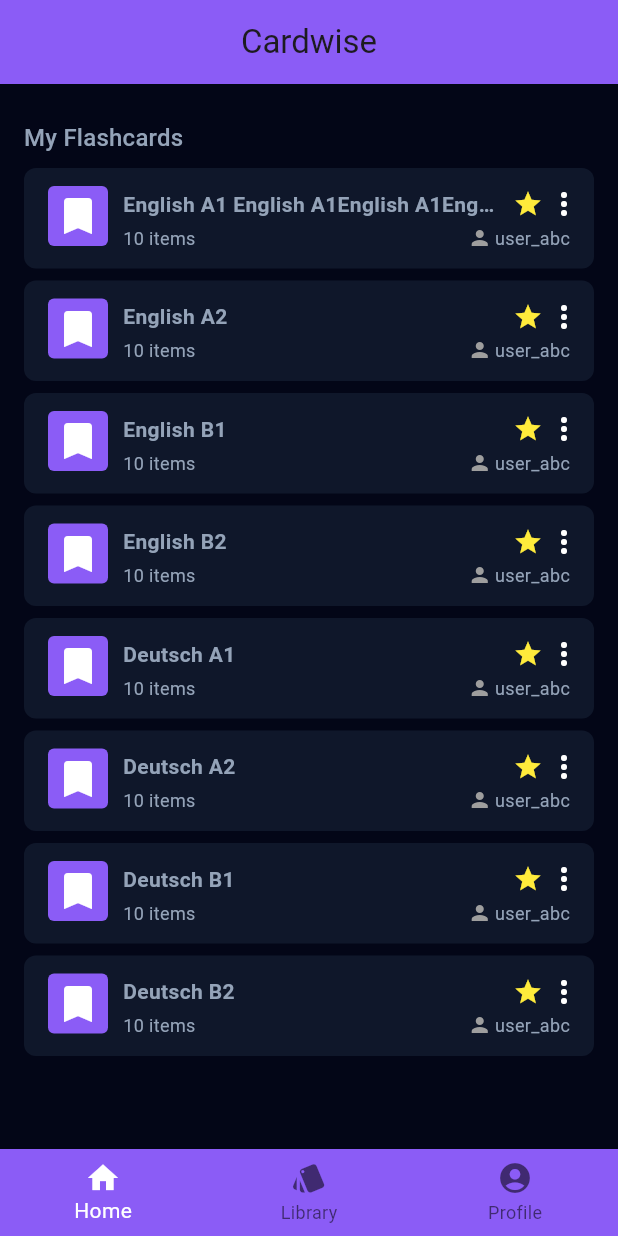
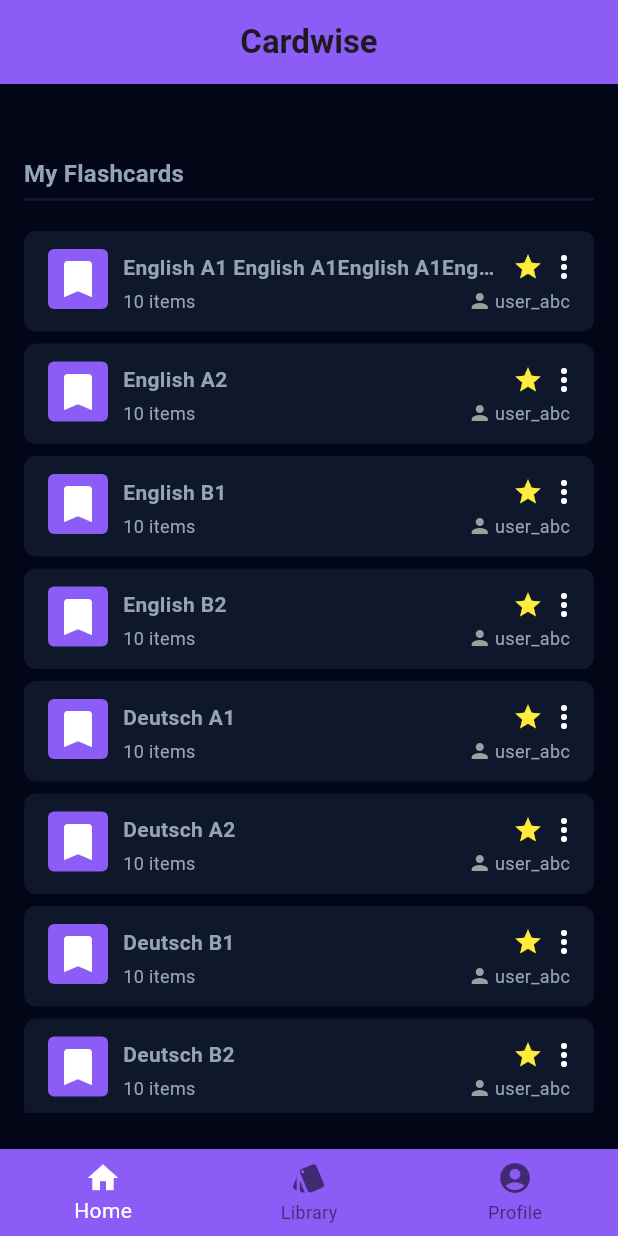
Before and after one commit to Samandriel/cardable-app, a Flutter app: the screen it shows after launch, on a phone screen of 412 x 824 dp. Run offline on Flutter 3.47's test engine with Material 3 defaults, Android fonts, the phone set to English and light mode, and no system bars.

Commit message:
add content and flashcard preview section to the detail page

```diff
--- a/lib/main.dart
+++ b/lib/main.dart
@@ -31,12 +31,15 @@ class MyApp extends StatelessWidget {
         textTheme: TextTheme(
           titleLarge: TextStyle(
             color: ThemeConfig.dark.bodyText,
+            fontWeight: FontWeight.w700,
           ),
           titleMedium: TextStyle(
             color: ThemeConfig.dark.bodyText,
+            fontWeight: FontWeight.w700,
           ),
           titleSmall: TextStyle(
             color: ThemeConfig.dark.bodyText,
+            fontWeight: FontWeight.w700,
           ),
           bodyLarge: TextStyle(
             color: ThemeConfig.dark.bodyText,
--- a/lib/widgets/section_header.dart
+++ b/lib/widgets/section_header.dart
@@ -10,6 +10,15 @@ class SectionHeader extends StatelessWidget {
     return Container(
       alignment: Alignment.centerLeft,
       padding: const EdgeInsets.only(bottom: 4.0),
+      margin: const EdgeInsets.only(top: 24.0, bottom: 16.0),
+      decoration: BoxDecoration(
+        border: Border(
+          bottom: BorderSide(
+            color: Theme.of(context).colorScheme.surfaceContainer,
+            width: 2.0,
+          ),
+        ),
+      ),
       child: Text(
         title,
         style: Theme.of(context).textTheme.titleMedium,
```
Also changed, not shown: lib/screens/flashcard_detail_screen.dart (+39 -3 lines).
